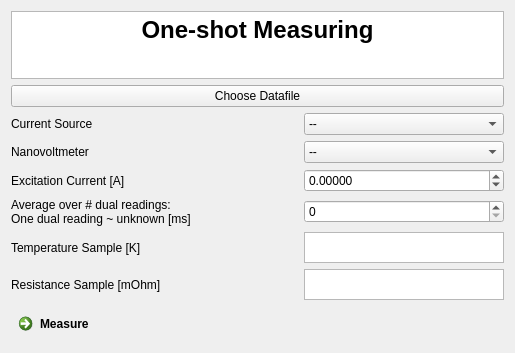
The window that configurations/OneShotMeasurement.ui (Cryostat-GUI/Cryostat-GUI) describes before a commit, drawn with Qt 5.
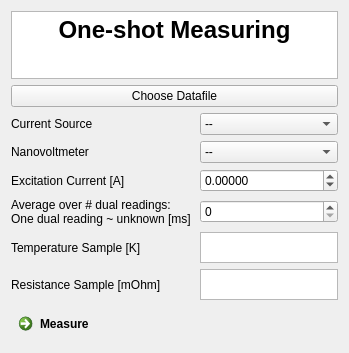
The same window after the commit.

```diff
--- a/configurations/OneShotMeasurement.ui
+++ b/configurations/OneShotMeasurement.ui
@@ -6,7 +6,7 @@
    <rect>
     <x>0</x>
     <y>0</y>
-    <width>515</width>
+    <width>311</width>
     <height>349</height>
    </rect>
   </property>
```
Left out of the diff: 4 changed lines with no effect on the pictures.
